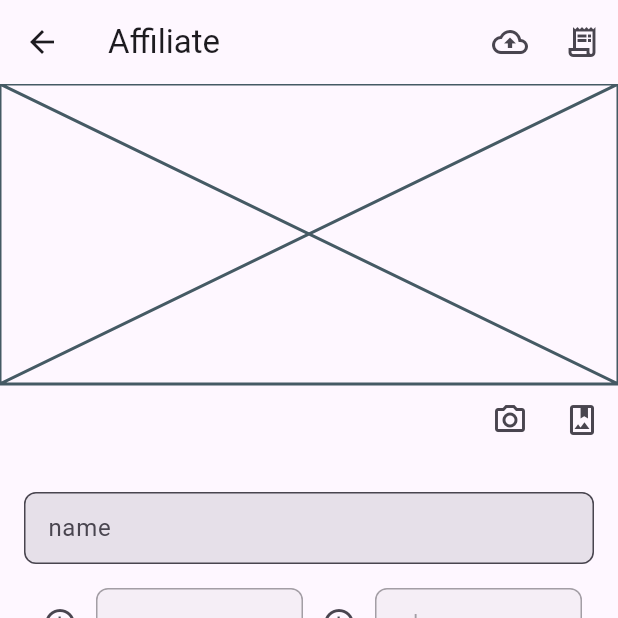
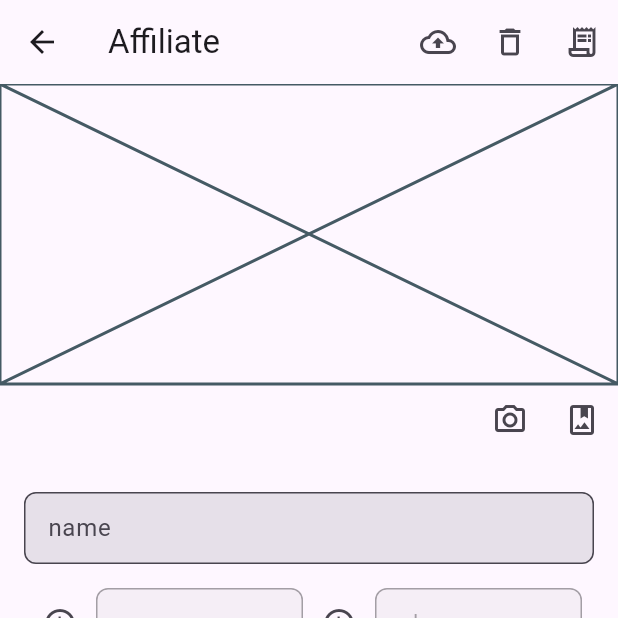
Before and after one commit to jander96/car_assistance_admin, a Flutter app: the EditionPage screen opened by its route, on a phone screen of 412 x 824 dp, the top half of it. Run offline on Flutter 3.47's test engine with Material 2 defaults, Android fonts, the light colour scheme and no system bars.

Commit message:
add delete option

```diff
--- a/lib/src/presenter/screens/edition_page/edition_page.dart
+++ b/lib/src/presenter/screens/edition_page/edition_page.dart
@@ -48,6 +48,9 @@ class EditionPage extends StatelessWidget {
                 if (isValid) return;
               },
               icon: const Icon(Icons.cloud_upload_outlined)),
+          IconButton(icon: const Icon(Icons.delete_outline), onPressed: (){
+
+          }),
           IconButton(
               onPressed: () {
                 Navigator.pushNamed(context, 'log', arguments: affiliate);
@@ -266,7 +269,7 @@ class EditionPage extends StatelessWidget {
                     ],
                   ),
                 )),
-            Center(child: Text('edition a $affiliate')),
+            Center(child: affiliate == null ? const Text('new affiliate'): Text('editing to $affiliate')),
           ],
         ),
       ),
```
